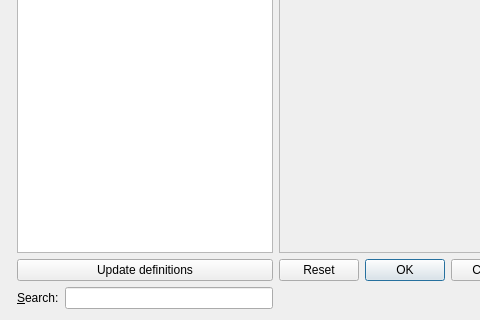
First picture: the form in krita/plugins/extensions/gmic/wdg_gmic.ui, repository KDE/krita, before the edit; both pictures show x 0 to 480 and y 158 to 478 of the 628 by 478 pixel window.
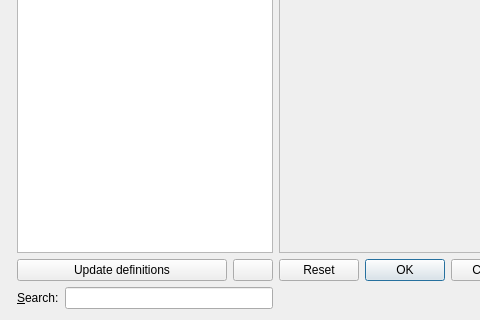
Second picture: the form after the edit. Custom widgets are drawn as their Qt base class.

Commit message: Add expand/collapse button to gmic dialog

Diff of the .ui file:
```diff
--- a/krita/plugins/extensions/gmic/wdg_gmic.ui
+++ b/krita/plugins/extensions/gmic/wdg_gmic.ui
@@ -12,7 +12,7 @@
   </property>
   <layout class="QGridLayout" name="gridLayout">
    <item row="0" column="0">
-    <layout class="QGridLayout" name="m_filterConfigLayout" columnstretch="1,2,2,1">
+    <layout class="QGridLayout" name="m_filterConfigLayout" columnstretch="1,0,0,0">
      <item row="0" column="0" rowspan="3">
       <widget class="KisGmicInputOutputWidget" name="m_inputOutputOptions" native="true"/>
      </item>
@@ -27,12 +27,26 @@
       </widget>
      </item>
      <item row="1" column="1">
+      <layout class="QHBoxLayout" name="horizontalLayout">
+       <item>
       <widget class="QPushButton" name="updateBtn">
        <property name="text">
         <string>Update definitions</string>
        </property>
       </widget>
      </item>
+       <item>
+        <widget class="QPushButton" name="expandCollapseBtn">
+         <property name="sizePolicy">
+          <sizepolicy hsizetype="Maximum" vsizetype="Fixed">
+           <horstretch>0</horstretch>
+           <verstretch>0</verstretch>
+          </sizepolicy>
+         </property>
+        </widget>
+       </item>
+      </layout>
+     </item>
      <item row="2" column="1">
       <layout class="QHBoxLayout" name="horizontalLayout">
        <item>
```
Left out of the diff: 18 changed lines with no effect on the pictures. Lines whose indentation alone changed are shown as unchanged. The commit also changes 2 other files.
